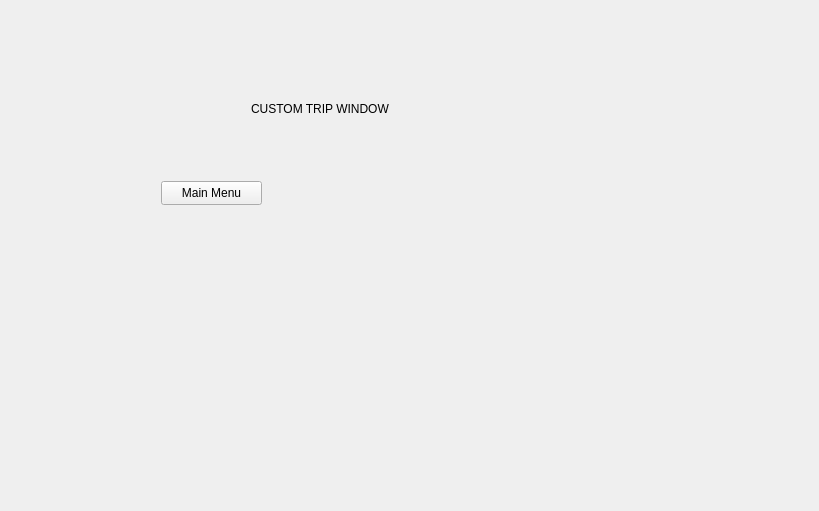
DonovanFoley/CS1D-Project2, file FootballPlanner/tripselectwindow.ui: the form before one commit.
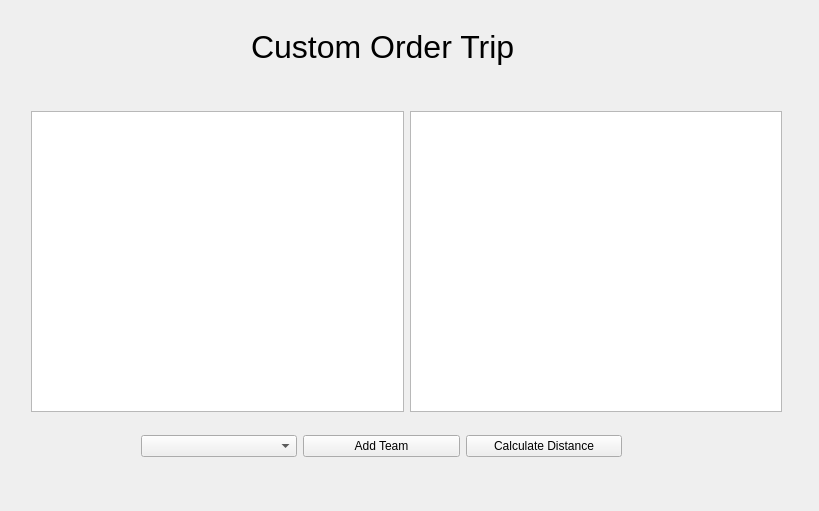
The form after the commit. The open tabs and pages were chosen to show the change.

Commit message: added ui for custom trip

```diff
--- a/FootballPlanner/tripselectwindow.ui
+++ b/FootballPlanner/tripselectwindow.ui
@@ -16,12 +16,15 @@
   <layout class="QGridLayout" name="gridLayout">
    <item row="0" column="0">
     <widget class="QStackedWidget" name="tripStackedWidget">
-     <widget class="QWidget" name="page">
+     <property name="currentIndex">
+      <number>0</number>
+     </property>
+     <widget class="QWidget" name="CustomMainPage">
       <widget class="QLabel" name="label">
        <property name="geometry">
         <rect>
-         <x>240</x>
-         <y>90</y>
+         <x>290</x>
+         <y>70</y>
          <width>231</width>
          <height>16</height>
         </rect>
@@ -33,8 +36,8 @@
       <widget class="QPushButton" name="mainMenuPushButton">
        <property name="geometry">
         <rect>
-         <x>150</x>
-         <y>170</y>
+         <x>20</x>
+         <y>440</y>
          <width>101</width>
          <height>24</height>
         </rect>
@@ -44,7 +47,76 @@
        </property>
       </widget>
      </widget>
-     <widget class="QWidget" name="page_2"/>
+     <widget class="QWidget" name="DJTrip"/>
+     <widget class="QWidget" name="UserOrderTrip"/>
+     <widget class="QWidget" name="AllTeamTrip"/>
+     <widget class="QWidget" name="CustomTrip">
+      <widget class="QLabel" name="label_2">
+       <property name="geometry">
+        <rect>
+         <x>240</x>
+         <y>10</y>
+         <width>311</width>
+         <height>51</height>
+        </rect>
+       </property>
+       <property name="font">
+        <font>
+         <pointsize>24</pointsize>
+        </font>
+       </property>
+       <property name="text">
+        <string>Custom Order Trip</string>
+       </property>
+      </widget>
+      <widget class="QWidget" name="horizontalLayoutWidget">
+       <property name="geometry">
+        <rect>
+         <x>20</x>
+         <y>100</y>
+         <width>751</width>
+         <height>301</height>
+        </rect>
+       </property>
+       <layout class="QHBoxLayout" name="horizontalLayout">
+        <item>
+         <widget class="QTableView" name="teamsTableView"/>
+        </item>
+        <item>
+         <widget class="QTableView" name="customTripTableView"/>
+        </item>
+       </layout>
+      </widget>
+      <widget class="QWidget" name="horizontalLayoutWidget_2">
+       <property name="geometry">
+        <rect>
+         <x>130</x>
+         <y>420</y>
+         <width>481</width>
+         <height>31</height>
+        </rect>
+       </property>
+       <layout class="QHBoxLayout" name="horizontalLayout_2">
+        <item>
+         <widget class="QComboBox" name="teamsComboBox"/>
+        </item>
+        <item>
+         <widget class="QPushButton" name="addOrderTeamPushButton">
+          <property name="text">
+           <string>Add Team</string>
+          </property>
+         </widget>
+        </item>
+        <item>
+         <widget class="QPushButton" name="calcDistancePushButton">
+          <property name="text">
+           <string>Calculate Distance</string>
+          </property>
+         </widget>
+        </item>
+       </layout>
+      </widget>
+     </widget>
     </widget>
    </item>
   </layout>
```
Left out of the diff: 40 changed lines with no effect on the pictures. The commit also changes 3 other files.
